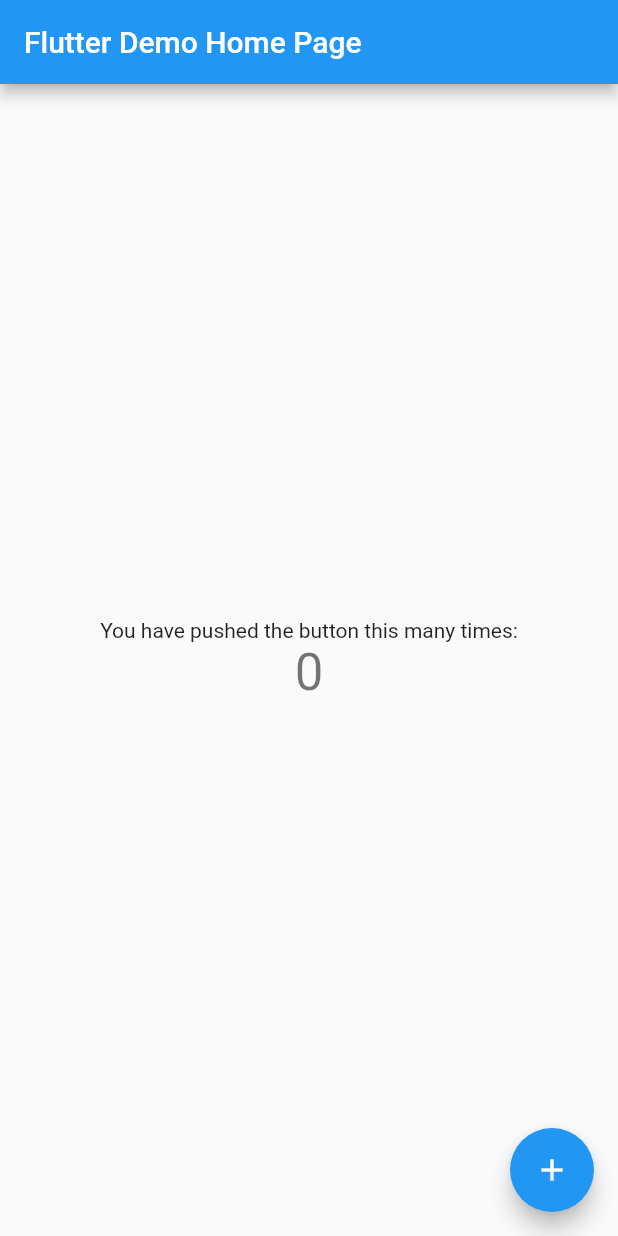
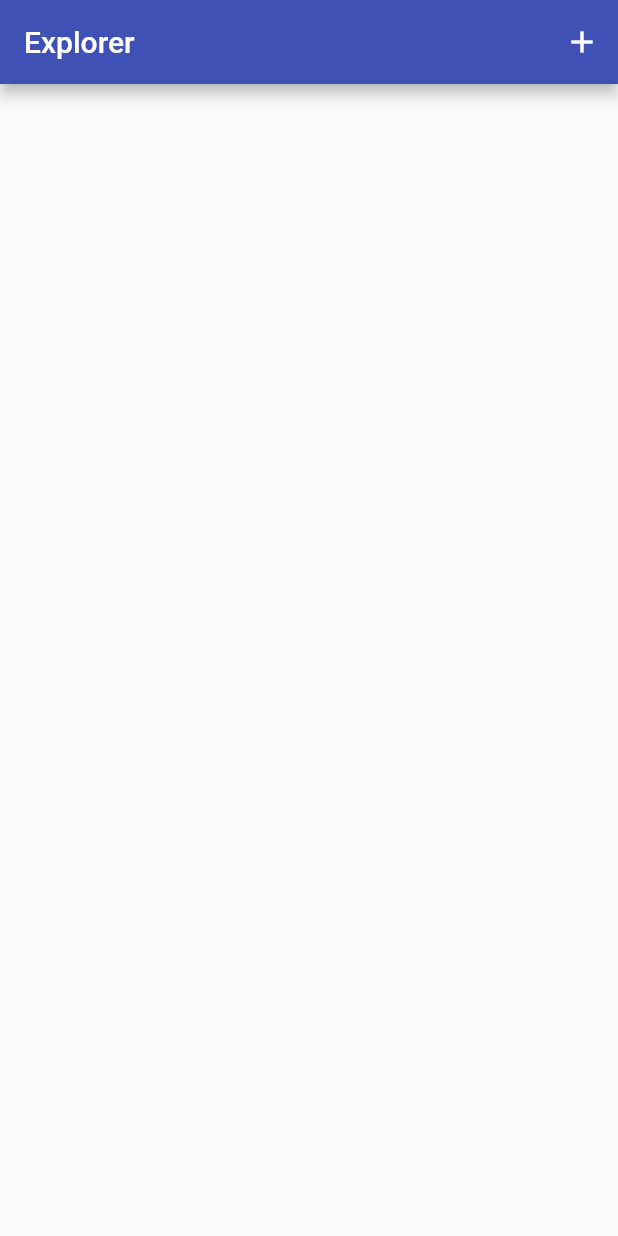
Before and after one commit to lavanchindaliya/Explorer, a Flutter app: the screen it shows after launch, on a phone screen of 412 x 824 dp. Run offline on Flutter 3.47's test engine with Material 2 defaults, Android fonts, the light colour scheme and no system bars.

Commit message:
added the basic UI elements

```diff
--- a/lib/main.dart
+++ b/lib/main.dart
@@ -1,4 +1,7 @@
+import 'package:explorer/providers/places.dart';
+import 'package:explorer/screens/placesListSceen.dart';
 import 'package:flutter/material.dart';
+import 'package:provider/provider.dart';
 
 void main() {
   runApp(const MyApp());
@@ -10,106 +13,14 @@
   // This widget is the root of your application.
   @override
   Widget build(BuildContext context) {
-    return MaterialApp(
-      title: 'Flutter Demo',
-      theme: ThemeData(
-        // This is the theme of your application.
-        //
-        // Try running your application with "flutter run". You'll see the
-        // application has a blue toolbar. Then, without quitting the app, try
-        // changing the primarySwatch below to Colors.green and then invoke
-        // "hot reload" (press "r" in the console where you ran "flutter run",
-        // or simply save your changes to "hot reload" in a Flutter IDE).
-        // Notice that the counter didn't reset back to zero; the application
-        // is not restarted.
-        primarySwatch: Colors.blue,
+    return ChangeNotifierProvider.value(
+      value: Places(),
+      child: MaterialApp(
+        title: 'Explorer',
+        theme:
+            ThemeData(primarySwatch: Colors.indigo, accentColor: Colors.amber),
+        home: PlacesListScreen(),
       ),
-      home: const MyHomePage(title: 'Flutter Demo Home Page'),
     );
   }
 }
-
-class MyHomePage extends StatefulWidget {
-  const MyHomePage({Key? key, required this.title}) : super(key: key);
-
-  // This widget is the home page of your application. It is stateful, meaning
-  // that it has a State object (defined below) that contains fields that affect
-  // how it looks.
-
-  // This class is the configuration for the state. It holds the values (in this
-  // case the title) provided by the parent (in this case the App widget) and
-  // used by the build method of the State. Fields in a Widget subclass are
-  // always marked "final".
-
-  final String title;
-
-  @override
-  State<MyHomePage> createState() => _MyHomePageState();
-}
-
-class _MyHomePageState extends State<MyHomePage> {
-  int _counter = 0;
-
-  void _incrementCounter() {
-    setState(() {
-      // This call to setState tells the Flutter framework that something has
-      // changed in this State, which causes it to rerun the build method below
-      // so that the display can reflect the updated values. If we changed
-      // _counter without calling setState(), then the build method would not be
-      // called again, and so nothing would appear to happen.
-      _counter++;
-    });
-  }
-
-  @override
-  Widget build(BuildContext context) {
-    // This method is rerun every time setState is called, for instance as done
-    // by the _incrementCounter method above.
-    //
-    // The Flutter framework has been optimized to make rerunning build methods
-    // fast, so that you can just rebuild anything that needs updating rather
-    // than having to individually change instances of widgets.
-    return Scaffold(
-      appBar: AppBar(
-        // Here we take the value from the MyHomePage object that was created by
-        // the App.build method, and use it to set our appbar title.
-        title: Text(widget.title),
-      ),
-      body: Center(
-        // Center is a layout widget. It takes a single child and positions it
-        // in the middle of the parent.
-        child: Column(
-          // Column is also a layout widget. It takes a list of children and
-          // arranges them vertically. By default, it sizes itself to fit its
-          // children horizontally, and tries to be as tall as its parent.
-          //
-          // Invoke "debug painting" (press "p" in the console, choose the
-          // "Toggle Debug Paint" action from the Flutter Inspector in Android
-          // Studio, or the "Toggle Debug Paint" command in Visual Studio Code)
-          // to see the wireframe for each widget.
-          //
-          // Column has various properties to control how it sizes itself and
-          // how it positions its children. Here we use mainAxisAlignment to
-          // center the children vertically; the main axis here is the vertical
-          // axis because Columns are vertical (the cross axis would be
-          // horizontal).
-          mainAxisAlignment: MainAxisAlignment.center,
-          children: <Widget>[
-            const Text(
-              'You have pushed the button this many times:',
-            ),
-            Text(
-              '$_counter',
-              style: Theme.of(context).textTheme.headline4,
-            ),
-          ],
-        ),
-      ),
-      floatingActionButton: FloatingActionButton(
-        onPressed: _incrementCounter,
-        tooltip: 'Increment',
-        child: const Icon(Icons.add),
-      ), // This trailing comma makes auto-formatting nicer for build methods.
-    );
-  }
-}
--- /dev/null
+++ b/lib/models/place.dart
@@ -0,0 +1,22 @@
+import 'dart:io';
+
+class Location {
+  final double latitude;
+  final double longitude;
+  final String adress;
+  Location(
+      {required this.latitude, required this.longitude, required this.adress});
+}
+
+class Place {
+  final String id;
+  final String titile;
+  final Location location;
+  final File image;
+
+  Place(
+      {required this.id,
+      required this.titile,
+      required this.location,
+      required this.image});
+}
--- /dev/null
+++ b/lib/providers/places.dart
@@ -0,0 +1,10 @@
+import 'package:explorer/models/place.dart';
+import 'package:flutter/foundation.dart';
+
+class Places with ChangeNotifier {
+  List<Place> _items = [];
+
+  List<Place> get item {
+    return [..._items];
+  }
+}
--- /dev/null
+++ b/lib/screens/placesListSceen.dart
@@ -0,0 +1,16 @@
+// ignore_for_file: prefer_const_constructors_in_immutables, file_names
+
+import 'package:flutter/material.dart';
+
+class PlacesListScreen extends StatelessWidget {
+  PlacesListScreen({Key? key}) : super(key: key);
+
+  @override
+  Widget build(BuildContext context) {
+    return Scaffold(
+        appBar: AppBar(
+      title: Text('Explorer'),
+      actions: [IconButton(onPressed: () {}, icon: Icon(Icons.add))],
+    ));
+  }
+}
--- a/pubspec.yaml
+++ b/pubspec.yaml
@@ -34,6 +34,7 @@
   # The following adds the Cupertino Icons font to your application.
   # Use with the CupertinoIcons class for iOS style icons.
   cupertino_icons: ^1.0.2
+  provider: ^6.0.3
 
 dev_dependencies:
   flutter_test:
```
Also changed, not shown: lib/screens/addPlacesScreen.dart (added), lib/screens/placesDetailScreen.dart (added), pubspec.lock.
